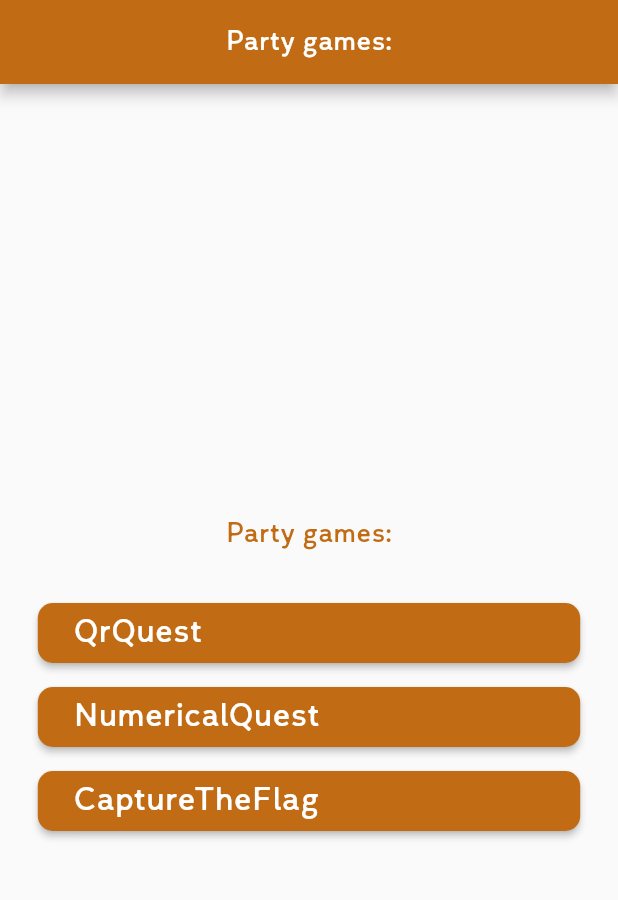
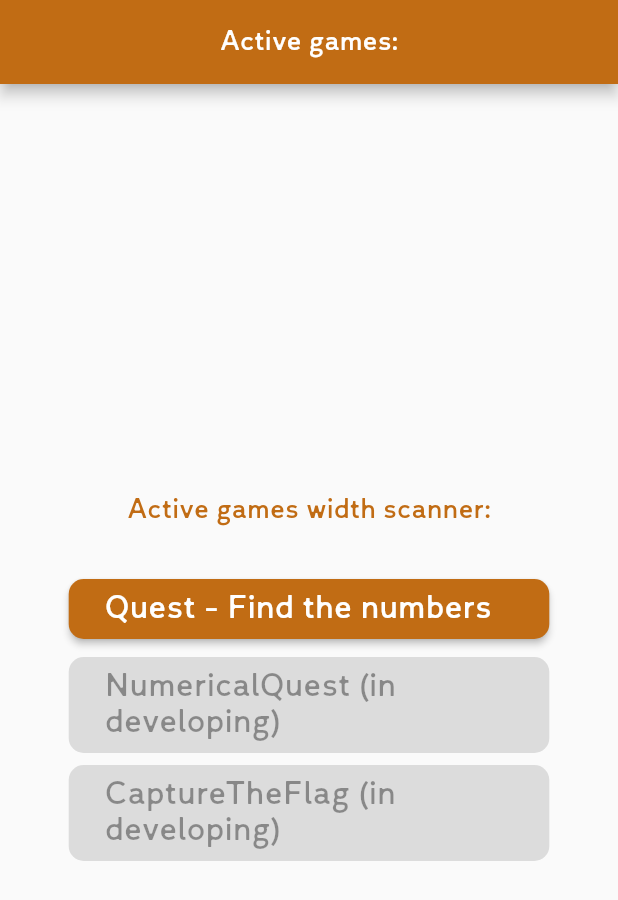
Before and after one commit to dimashimko/qr_game, a Flutter app: the screen it shows after launch, on a phone screen of 412 x 824 dp. Shown: the top 900 px of the screen. Run offline on Flutter 3.47's test engine with Material 2 defaults, Android fonts, the phone set to English and light mode, and no system bars; our stand-ins replace shared_preferences; missing offline and left inert: qr_code_scanner.

Commit message:
add locations

```diff
--- /dev/null
+++ b/lib/l10n/intl_en.arb
@@ -0,0 +1,18 @@
+{
+  "name_game": "Active games:",
+  "activity_games_with_scanner": "Active games width scanner:",
+  "game_qr_quest": "Quest - Find the numbers",
+  "game_numerical_quest": "NumericalQuest (in developing)",
+  "capture_the_flag": "CaptureTheFlag (in developing)",
+  "continue_game": "Continue game",
+  "new_game": "New game",
+  "number_of_qr_codes": "Number of QrCodes:",
+  "range_of_codes": "Range of QrCodes:",
+  "list_of_qr_found": "List Of Qr  Found:",
+  "found": "Found:",
+  "find": "Find:",
+  "ok": "Ok:",
+  "congratulation": "Congratulation:",
+  "quest_finished": "Quest finished!!!"
+
+}
--- /dev/null
+++ b/lib/l10n/intl_ru.arb
@@ -0,0 +1,20 @@
+{
+  "name_game": "Активные игры:",
+  "activity_games_with_scanner": "Активные игры со сканером:",
+  "game_qr_quest": "Квест - найди числа",
+  "game_numerical_quest": "Квест - пройди маршрут (в разработке)",
+  "capture_the_flag": "Захват флага (в разработке)",
+  "continue_game": "Продолжить игру",
+  "new_game": "Новая игра",
+  "number_of_qr_codes": "Количество кодов:",
+  "range_of_codes": "Диапазон кодов:",
+  "list_of_qr_found": "Список кодов  Найдено:",
+  "found": "Найдено",
+  "find": "Искать:",
+  "ok": "Хорошо",
+  "congratulation": "Поздравляю:",
+  "quest_finished": "Квест окончен!!!"
+
+
+
+}
--- a/lib/screens/QrQuest/01_SettingScreen.dart
+++ b/lib/screens/QrQuest/01_SettingScreen.dart
@@ -5,6 +5,8 @@ import 'package:qr_game/models/QrGame.dart';
 
 import 'package:qr_game/utilities/constants.dart';
 import 'package:qr_game/utilities/save_load_Data.dart';
+
+import '../../generated/l10n.dart';
 
 class SettingScreen extends StatefulWidget {
   late final refreshDataCallBack;
@@ -34,7 +36,7 @@ class _SettingScreenState extends State<SettingScreen> {
             Padding(
               padding: const EdgeInsets.only(top: 8.0),
               child: Text(
-                'Number of QrCodes: ${_quantity.round()}',
+                '${ S.of(context).number_of_qr_codes} ${_quantity.round()}',
               ),
             ),
             Center(
@@ -54,7 +56,7 @@ class _SettingScreenState extends State<SettingScreen> {
             Padding(
               padding: const EdgeInsets.only(top: 8.0),
               child: Text(
-                'Range of QrCodes: ${_range.round()}',
+                '${S.of(context).range_of_codes} ${_range.round()}',
               ),
             ),
             Center(
--- a/lib/screens/TitleScreen.dart
+++ b/lib/screens/TitleScreen.dart
@@ -1,4 +1,5 @@
 import 'package:flutter/material.dart';
+import '../generated/l10n.dart';
 import 'QrQuest/01_MenuScreen.dart';
 
 class TitleScreen extends StatefulWidget {
@@ -7,14 +8,15 @@ class TitleScreen extends StatefulWidget {
 }
 
 class _TitleScreenState extends State<TitleScreen> {
-  String text = 'Party games:';
-  int widthButtonPercent = 80;
-
   @override
   Widget build(BuildContext context) {
+    int widthButtonPercent = 70;
+    double widthOfButton =
+        MediaQuery.of(context).size.width * (widthButtonPercent / 100);
+
     return Scaffold(
       appBar: AppBar(
-        title: Text(text),
+        title: Text(S.of(context).name_game),
         centerTitle: true,
       ),
       body: Center(
@@ -23,18 +25,17 @@ class _TitleScreenState extends State<TitleScreen> {
           children: <Widget>[
             Padding(
               padding: const EdgeInsets.all(32.0),
-              child: Container(child: Text(text),),
+              child: Container(
+                child: Text(S.of(context).activity_games_with_scanner),
+              ),
             ),
 
             // 01 QrQuest
             ElevatedButton(
                 child: Container(
-                  width: MediaQuery.of(context).size.width *
-                      (widthButtonPercent / 100),
+                  width: widthOfButton,
                   padding: const EdgeInsets.all(8.0),
-                  child: Text(
-                    'QrQuest',
-                  ),
+                  child: Text(S.of(context).game_qr_quest),
                 ),
                 onPressed: () => _goToQrQuest(context)),
             SizedBox(
@@ -44,15 +45,11 @@ class _TitleScreenState extends State<TitleScreen> {
             // 02 NumericalQuest
             ElevatedButton(
                 child: Container(
-                  width: MediaQuery.of(context).size.width *
-                      (widthButtonPercent / 100),
+                  width: widthOfButton,
                   padding: const EdgeInsets.all(8.0),
-                  child: Text(
-                    'NumericalQuest',
-                  ),
+                  child: Text(S.of(context).game_numerical_quest),
                 ),
-                onPressed: () {
-                }),
+                onPressed: null),
             SizedBox(
               height: 8.0,
             ),
@@ -60,14 +57,13 @@ class _TitleScreenState extends State<TitleScreen> {
             // 03 CaptureTheFlag
             ElevatedButton(
                 child: Container(
-                  width: MediaQuery.of(context).size.width *
-                      (widthButtonPercent / 100),
+                  width: widthOfButton,
                   padding: const EdgeInsets.all(8.0),
                   child: Text(
-                    'CaptureTheFlag',
+                    S.of(context).capture_the_flag,
                   ),
                 ),
-                onPressed: () {}),
+                onPressed: null),
             SizedBox(
               height: 8.0,
             ),
@@ -77,13 +73,10 @@ class _TitleScreenState extends State<TitleScreen> {
     );
   }
 
-
-
-
   // 01 QrQuest
   void _goToQrQuest(BuildContext context) async {
-
-    Route routeToQrQuest = MaterialPageRoute(builder: (context) => MenuScreen());
+    Route routeToQrQuest =
+        MaterialPageRoute(builder: (context) => MenuScreen());
     Navigator.push(context, routeToQrQuest);
   }
 }
--- a/lib/theme/mainTheme.dart
+++ b/lib/theme/mainTheme.dart
@@ -33,6 +33,7 @@ ThemeData myMainTheme = ThemeData(
       shape: RoundedRectangleBorder(borderRadius: BorderRadius.circular(10.0)),
     ),
   ),
+
   textTheme: TextTheme(
     bodyText2: TextStyle(
       fontFamily: 'Leto',
--- a/pubspec.yaml
+++ b/pubspec.yaml
@@ -22,6 +22,8 @@ environment:
    sdk: ">=2.12.0 <3.0.0"
 
 dependencies:
+  flutter_localizations:
+    sdk: flutter
   flutter:
     sdk: flutter
 
@@ -32,6 +34,7 @@ dependencies:
   qr_code_scanner: ^1.0.0
   path_provider: ^2.0.10
   shared_preferences: ^2.0.15
+  intl: ^0.17.0
 
 
 dev_dependencies:
@@ -86,3 +89,5 @@ flutter:
   #
   # For details regarding fonts from package dependencies,
   # see https://flutter.dev/custom-fonts/#from-packages
+flutter_intl:
+  enabled: true
```
Also changed, not shown: lib/main.dart (+11 -2 lines), lib/screens/QrQuest/01_ListOfQrScreen.dart (+6 -9 lines), lib/screens/QrQuest/01_MenuScreen.dart (+8 -84 lines), lib/widgets/qrItem.dart (+10 -8 lines), lib/generated/intl/messages_all.dart (added), lib/generated/intl/messages_en.dart (added), lib/generated/intl/messages_ru.dart (added), lib/generated/l10n.dart (added), pubspec.lock.
